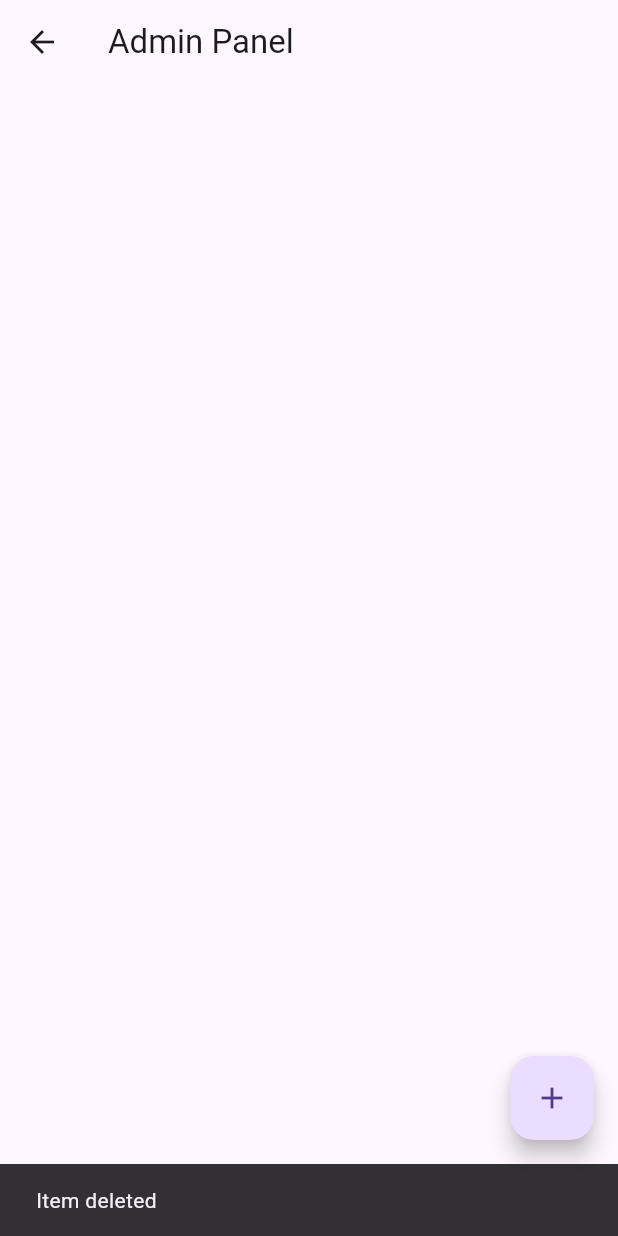
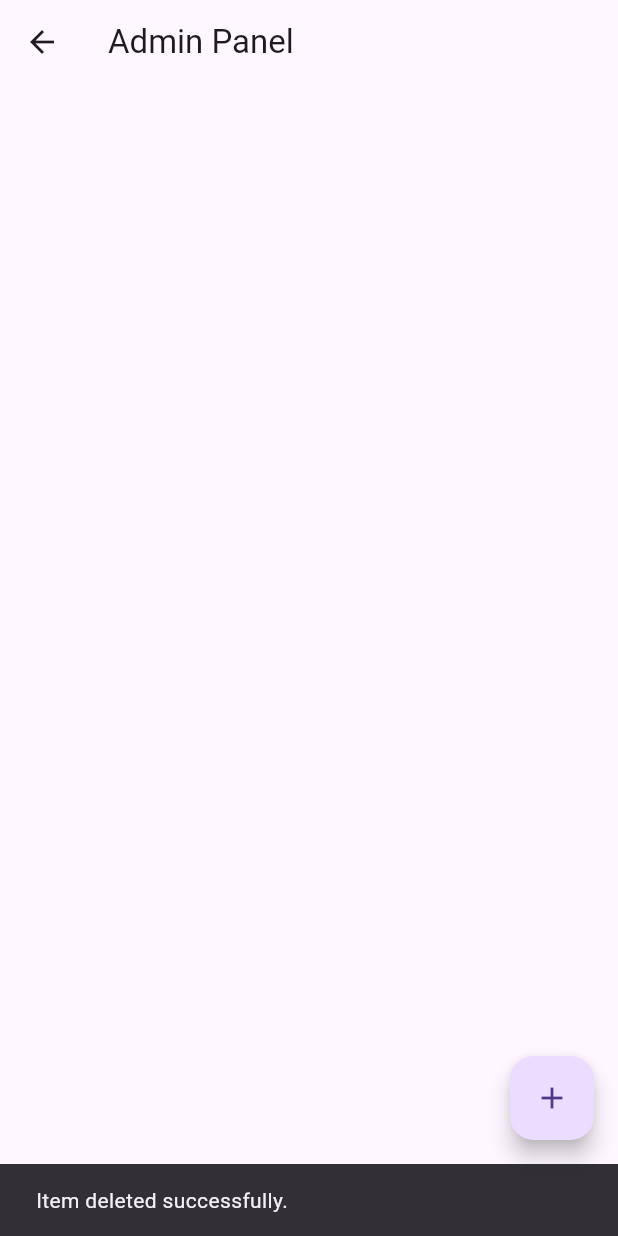
Before and after one commit to ATOROYO/food_delivery_app, a Flutter app: the AdminPanel screen opened directly, after a tap on the "add" icon, after a tap on the "delete" icon, on a phone screen of 412 x 824 dp. Run offline on Flutter 3.47's test engine with Material 3 defaults, Android fonts, the phone set to English and light mode, and no system bars; our stand-ins replace cloud_firestore, firebase_auth, firebase_core; accounts and stored records are empty.

Commit message:
Debuged the code

```diff
--- a/lib/main.dart
+++ b/lib/main.dart
@@ -6,12 +6,15 @@
 import 'screens/login_screen.dart';
 
 void main() async {
+  // runApp(const MyApp());
   WidgetsFlutterBinding.ensureInitialized();
   await Firebase.initializeApp();
-  runApp(MyApp());
+  runApp(const MyApp());
 }
 
 class MyApp extends StatelessWidget {
+  const MyApp({super.key});
+
   @override
   Widget build(BuildContext context) {
     return MultiProvider(
--- a/lib/providers/cart_provider.dart
+++ b/lib/providers/cart_provider.dart
@@ -2,7 +2,7 @@ import 'package:flutter/material.dart';
 import '../models/food_item.dart';
 
 class CartProvider extends ChangeNotifier {
-  Map<String, FoodItem> _cartItems = {};
+  final Map<String, FoodItem> _cartItems = {};
 
   Map<String, FoodItem> get cartItems => _cartItems;
 
--- a/lib/screens/admin_panel.dart
+++ b/lib/screens/admin_panel.dart
@@ -5,33 +5,64 @@ class AdminPanel extends StatelessWidget {
   final CollectionReference foodItemsRef =
       FirebaseFirestore.instance.collection('food_items');
 
+  // Constructor with Key
+  AdminPanel({Key? key}) : super(key: key);
+
   void addFoodItem(BuildContext context) async {
+    try {
       await foodItemsRef.add({
         'name': 'New Item',
         'price': 10.0,
         'imageUrl': '',
       });
-    ScaffoldMessenger.of(context)
-        .showSnackBar(SnackBar(content: Text('Item added')));
+
+      if (context.mounted) {
+        ScaffoldMessenger.of(context).showSnackBar(
+          const SnackBar(content: Text('Item added successfully.')),
+        );
+      }
+    } catch (e) {
+      if (context.mounted) {
+        ScaffoldMessenger.of(context).showSnackBar(
+          SnackBar(content: Text('Failed to add item: $e')),
+        );
+      }
+    }
   }
 
   void deleteFoodItem(String id, BuildContext context) async {
+    try {
       await foodItemsRef.doc(id).delete();
-    ScaffoldMessenger.of(context)
-        .showSnackBar(SnackBar(content: Text('Item deleted')));
+
+      if (context.mounted) {
+        ScaffoldMessenger.of(context).showSnackBar(
+          const SnackBar(content: Text('Item deleted successfully.')),
+        );
+      }
+    } catch (e) {
+      if (context.mounted) {
+        ScaffoldMessenger.of(context).showSnackBar(
+          SnackBar(content: Text('Failed to delete item: $e')),
+        );
+      }
+    }
   }
 
   @override
   Widget build(BuildContext context) {
     return Scaffold(
-      appBar: AppBar(title: Text('Admin Panel')),
+      appBar: AppBar(
+        title: const Text('Admin Panel'),
+      ),
       body: StreamBuilder<QuerySnapshot>(
         stream: foodItemsRef.snapshots(),
         builder: (context, snapshot) {
-          if (snapshot.hasError)
-            return Center(child: Text('Error loading items'));
-          if (!snapshot.hasData)
-            return Center(child: CircularProgressIndicator());
+          if (snapshot.hasError) {
+            return const Center(child: Text('Error loading items.'));
+          }
+          if (!snapshot.hasData) {
+            return const Center(child: CircularProgressIndicator());
+          }
 
           final items = snapshot.data!.docs;
 
@@ -42,10 +73,12 @@ class AdminPanel extends StatelessWidget {
               final data = item.data() as Map<String, dynamic>;
 
               return ListTile(
-                title: Text(data['name']),
-                subtitle: Text('\$${data['price']}'),
+                title: Text(data['name'] ?? 'Unnamed Item'),
+                subtitle: Text(data['price'] != null
+                    ? '\$${data['price']}'
+                    : 'No price available'),
                 trailing: IconButton(
-                  icon: Icon(Icons.delete),
+                  icon: const Icon(Icons.delete),
                   onPressed: () => deleteFoodItem(item.id, context),
                 ),
               );
@@ -55,7 +88,7 @@ class AdminPanel extends StatelessWidget {
       ),
       floatingActionButton: FloatingActionButton(
         onPressed: () => addFoodItem(context),
-        child: Icon(Icons.add),
+        child: const Icon(Icons.add),
       ),
     );
   }
--- a/lib/screens/home_screen.dart
+++ b/lib/screens/home_screen.dart
@@ -34,7 +34,7 @@ class HomeScreen extends StatelessWidget {
           );
         },
       ),
-      bottomNavigationBar: NavigationBar(),
+      bottomNavigationBar: CustomNavigationBar(),
     );
   }
 }
--- a/lib/widgets/navigation_bar.dart
+++ b/lib/widgets/navigation_bar.dart
@@ -3,12 +3,12 @@ import '../screens/home_screen.dart';
 import '../screens/cart_screen.dart';
 import '../screens/order_history_screen.dart';
 
-class NavigationBar extends StatefulWidget {
+class CustomNavigationBar extends StatefulWidget {
   @override
   _NavigationBarState createState() => _NavigationBarState();
 }
 
-class _NavigationBarState extends State<NavigationBar> {
+class _NavigationBarState extends State<CustomNavigationBar> {
   int _currentIndex = 0;
 
   final List<Widget> _screens = [
```
Also changed, not shown: lib/screens/cart_screen.dart (+13 -6 lines). Lines whose indentation alone changed are shown as unchanged.
